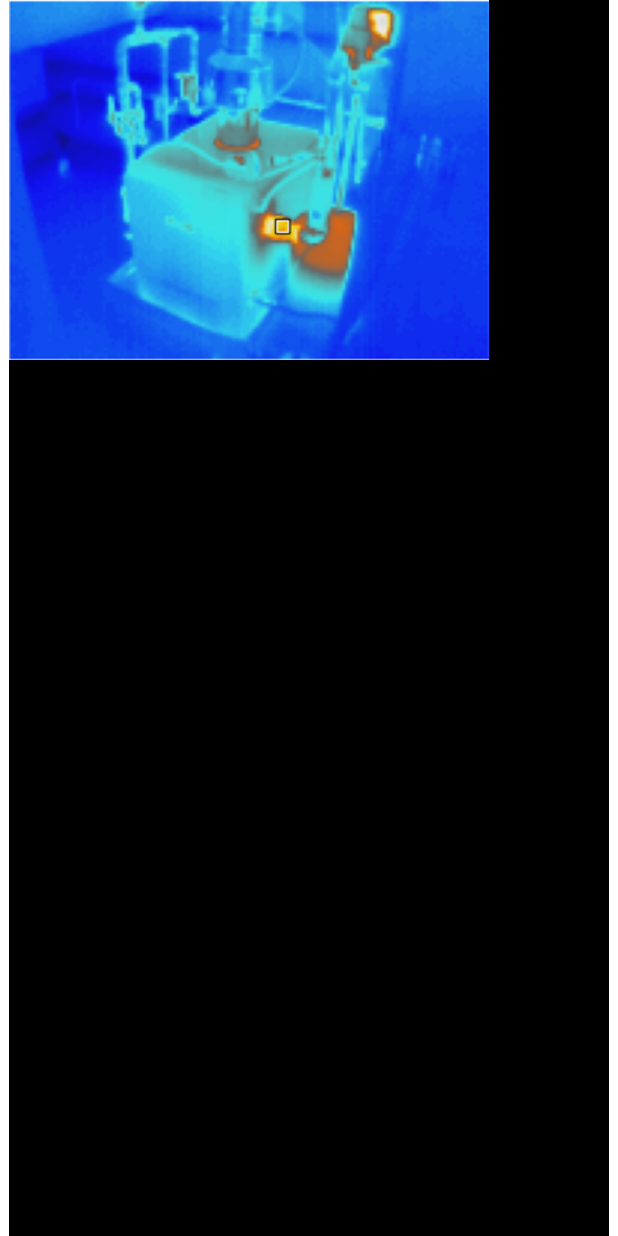
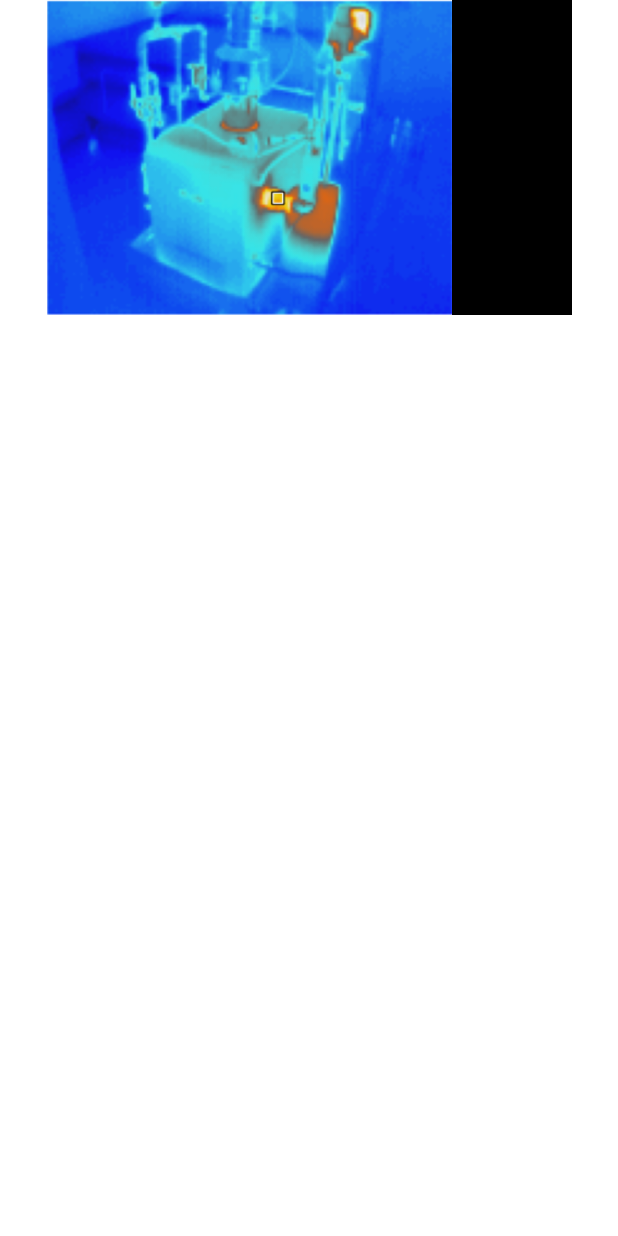
Before and after one commit to yaturner/tcamViewer-Pro, an Android app: the layout fragment_camera.xml on its own in the app's theme, with its tools: preview values and no code run, on a phone screen of 412 x 824 dp. Run offline under Robolectric (Android 15) with nearby library versions, the phone set to English and light mode, and no system bars; network calls fail.

Commit message:
adjust image size on display

```diff
--- a/app/src/main/res/layout/activity_main.xml
+++ b/app/src/main/res/layout/activity_main.xml
@@ -37,7 +37,7 @@
         app:layout_constraintBottom_toTopOf="@id/nav_view"
         app:layout_constraintLeft_toLeftOf="parent"
         app:layout_constraintRight_toRightOf="parent"
-        app:layout_constraintTop_toTopOf="parent"
+        app:layout_constraintTop_toBottomOf="@+id/action_bar"
         app:navGraph="@navigation/mobile_navigation" />
 
 </androidx.constraintlayout.widget.ConstraintLayout>
--- a/app/src/main/res/layout/fragment_camera.xml
+++ b/app/src/main/res/layout/fragment_camera.xml
@@ -12,7 +12,7 @@
     <androidx.appcompat.widget.LinearLayoutCompat
         android:id="@+id/llImage"
         android:layout_width="wrap_content"
-        android:layout_height="match_parent"
+        android:layout_height="wrap_content"
         android:background="@android:color/background_dark"
         android:orientation="horizontal"
         app:layout_constraintBottom_toTopOf="@+id/nav_view"
@@ -22,15 +22,15 @@
 
         <ImageView
             android:id="@+id/ivCamera"
-            android:layout_width="320dp"
-            android:layout_height="240dp"
+            android:layout_width="@dimen/display_image_width"
+            android:layout_height="@dimen/display_image_height"
             android:scaleType="fitXY"
             tools:srcCompat="@drawable/main_camera" />
 
         <androidx.appcompat.widget.LinearLayoutCompat
             android:id="@+id/llColorBar"
             android:layout_width="80dp"
-            android:layout_height="240dp"
+            android:layout_height="180dp"
             android:background="@android:color/background_dark"
             android:orientation="vertical"
             android:weightSum="20"
--- a/app/src/main/res/values/dimens.xml
+++ b/app/src/main/res/values/dimens.xml
@@ -2,4 +2,6 @@
     <!-- Default screen margins, per the Android Design guidelines. -->
     <dimen name="activity_horizontal_margin">16dp</dimen>
     <dimen name="activity_vertical_margin">16dp</dimen>
+    <dimen name="display_image_height">210dp</dimen>
+    <dimen name="display_image_width">270dp</dimen>
 </resources>
```
